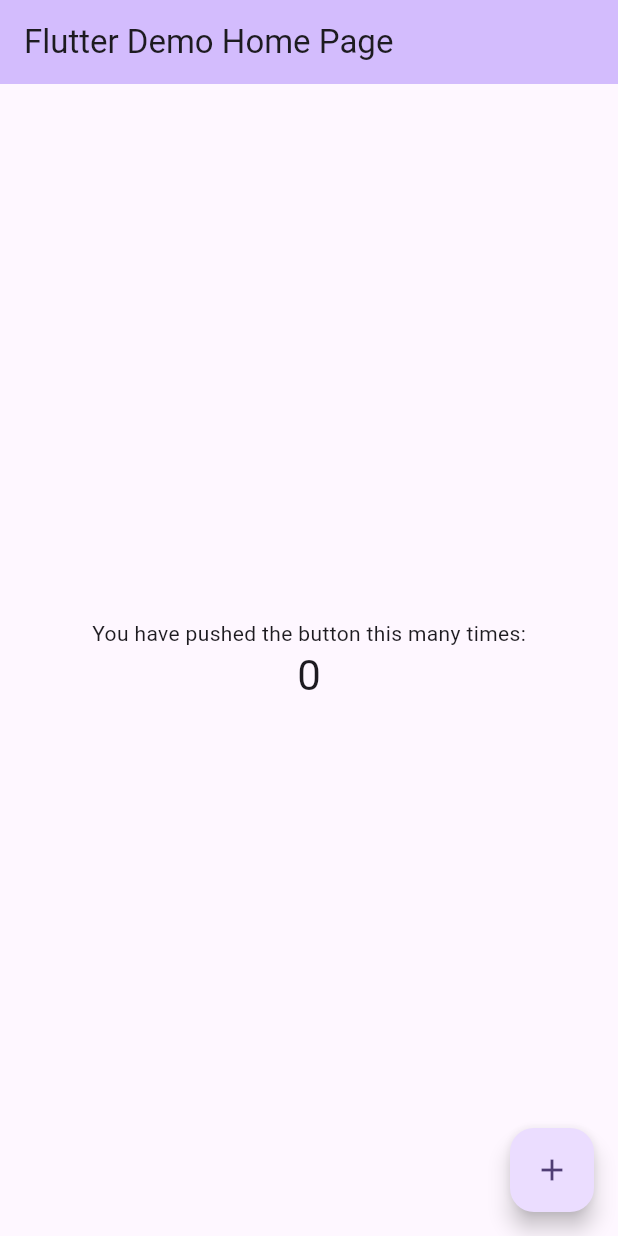
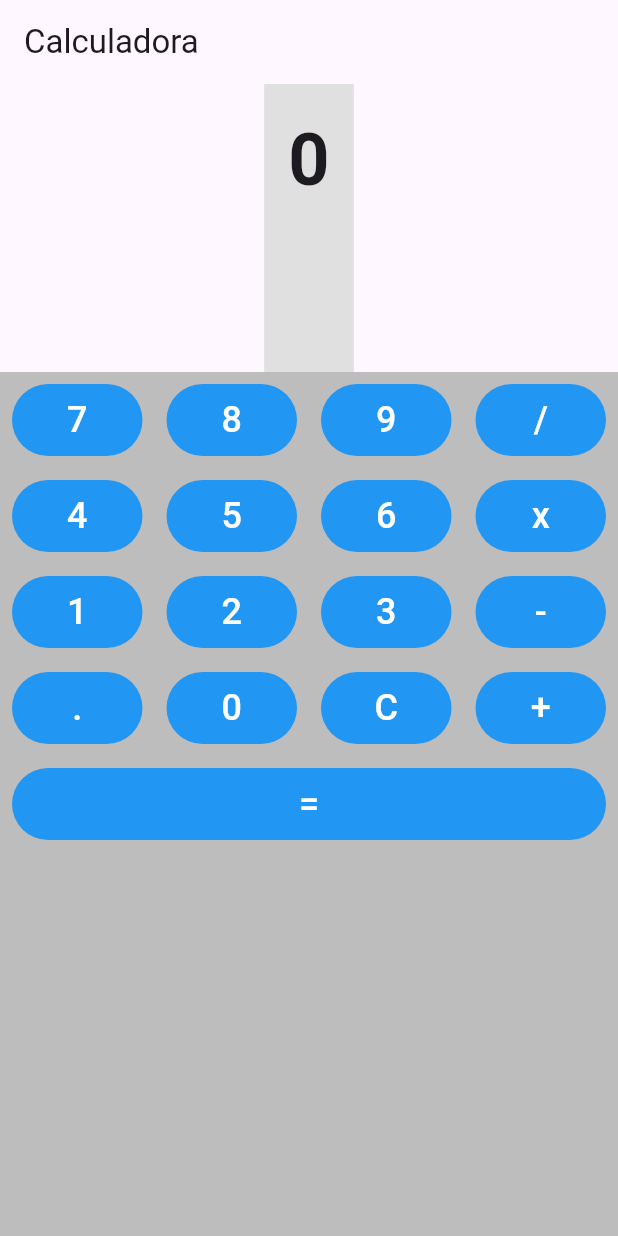
Before and after one commit to DVictorB/multi_sem06, a Flutter app: the screen it shows after launch, on a phone screen of 412 x 824 dp. Run offline on Flutter 3.47's test engine with Material 3 defaults, Android fonts, the light colour scheme and no system bars.

Commit message:
second commit

```diff
--- a/lib/main.dart
+++ b/lib/main.dart
@@ -1,125 +1,136 @@
 import 'package:flutter/material.dart';
 
 void main() {
-  runApp(const MyApp());
+  runApp(MyApp());
 }
 
 class MyApp extends StatelessWidget {
-  const MyApp({super.key});
-
-  // This widget is the root of your application.
   @override
   Widget build(BuildContext context) {
     return MaterialApp(
-      title: 'Flutter Demo',
+      title: 'Calculadora',
       theme: ThemeData(
-        // This is the theme of your application.
-        //
-        // TRY THIS: Try running your application with "flutter run". You'll see
-        // the application has a purple toolbar. Then, without quitting the app,
-        // try changing the seedColor in the colorScheme below to Colors.green
-        // and then invoke "hot reload" (save your changes or press the "hot
-        // reload" button in a Flutter-supported IDE, or press "r" if you used
-        // the command line to start the app).
-        //
-        // Notice that the counter didn't reset back to zero; the application
-        // state is not lost during the reload. To reset the state, use hot
-        // restart instead.
-        //
-        // This works for code too, not just values: Most code changes can be
-        // tested with just a hot reload.
-        colorScheme: ColorScheme.fromSeed(seedColor: Colors.deepPurple),
-        useMaterial3: true,
+        primarySwatch: Colors.blue,
       ),
-      home: const MyHomePage(title: 'Flutter Demo Home Page'),
+      home: Calculadora(),
     );
   }
 }
 
-class MyHomePage extends StatefulWidget {
-  const MyHomePage({super.key, required this.title});
-
-  // This widget is the home page of your application. It is stateful, meaning
-  // that it has a State object (defined below) that contains fields that affect
-  // how it looks.
-
-  // This class is the configuration for the state. It holds the values (in this
-  // case the title) provided by the parent (in this case the App widget) and
-  // used by the build method of the State. Fields in a Widget subclass are
-  // always marked "final".
-
-  final String title;
-
+class Calculadora extends StatefulWidget {
   @override
-  State<MyHomePage> createState() => _MyHomePageState();
+  _CalculadoraState createState() => _CalculadoraState();
 }
 
-class _MyHomePageState extends State<MyHomePage> {
-  int _counter = 0;
+class _CalculadoraState extends State<Calculadora> {
+  @override
+  Widget build(BuildContext context) {
+    return Scaffold(
+      appBar: AppBar(
+        title: Text('Calculadora'),
+      ),
+      body: Column(
+        children: <Widget>[
+          Expanded(
+            child: Container(
+              padding: EdgeInsets.all(16.0),
+              color: Colors.grey[300],
+              child: Text(
+                '0',
+                style: TextStyle(
+                  fontSize: 48.0,
+                  fontWeight: FontWeight.bold,
+                ),
+              ),
+            ),
+          ),
+          Expanded(
+            flex: 3,
+            child: Container(
+              color: Colors.grey[400],
+              child: Column(
+                children: <Widget>[
+                  Row(
+                    mainAxisAlignment: MainAxisAlignment.spaceEvenly,
+                    children: <Widget>[
+                      CalcButton(text: '7', onPressed: () {}),
+                      CalcButton(text: '8', onPressed: () {}),
+                      CalcButton(text: '9', onPressed: () {}),
+                      CalcButton(text: '/', onPressed: () {}),
+                    ],
+                  ),
+                  Row(
+                    mainAxisAlignment: MainAxisAlignment.spaceEvenly,
+                    children: <Widget>[
+                      CalcButton(text: '4', onPressed: () {}),
+                      CalcButton(text: '5', onPressed: () {}),
+                      CalcButton(text: '6', onPressed: () {}),
+                      CalcButton(text: 'x', onPressed: () {}),
+                    ],
+                  ),
+                  Row(
+                    mainAxisAlignment: MainAxisAlignment.spaceEvenly,
+                    children: <Widget>[
+                      CalcButton(text: '1', onPressed: () {}),
+                      CalcButton(text: '2', onPressed: () {}),
+                      CalcButton(text: '3', onPressed: () {}),
+                      CalcButton(text: '-', onPressed: () {}),
+                    ],
+                  ),
+                  Row(
+                    mainAxisAlignment: MainAxisAlignment.spaceEvenly,
+                    children: <Widget>[
+                      CalcButton(text: '.', onPressed: () {}),
+                      CalcButton(text: '0', onPressed: () {}),
+                      CalcButton(text: 'C', onPressed: () {}),
+                      CalcButton(text: '+', onPressed: () {}),
+                    ],
+                  ),
+                  Row(
+                    mainAxisAlignment: MainAxisAlignment.spaceEvenly,
+                    children: <Widget>[
+                      CalcButton(text: '=', onPressed: () {}),
+                    ],
+                  ),
+                ],
+              ),
+            ),
+          ),
+        ],
+      ),
+    );
+  }
+}
 
-  void _incrementCounter() {
-    setState(() {
-      // This call to setState tells the Flutter framework that something has
-      // changed in this State, which causes it to rerun the build method below
-      // so that the display can reflect the updated values. If we changed
-      // _counter without calling setState(), then the build method would not be
-      // called again, and so nothing would appear to happen.
-      _counter++;
-    });
-  }
+class CalcButton extends StatelessWidget {
+  final String text;
+  final VoidCallback onPressed;
+
+  const CalcButton({
+    required this.text,
+    required this.onPressed,
+  });
 
   @override
   Widget build(BuildContext context) {
-    // This method is rerun every time setState is called, for instance as done
-    // by the _incrementCounter method above.
-    //
-    // The Flutter framework has been optimized to make rerunning build methods
-    // fast, so that you can just rebuild anything that needs updating rather
-    // than having to individually change instances of widgets.
-    return Scaffold(
-      appBar: AppBar(
-        // TRY THIS: Try changing the color here to a specific color (to
-        // Colors.amber, perhaps?) and trigger a hot reload to see the AppBar
-        // change color while the other colors stay the same.
-        backgroundColor: Theme.of(context).colorScheme.inversePrimary,
-        // Here we take the value from the MyHomePage object that was created by
-        // the App.build method, and use it to set our appbar title.
-        title: Text(widget.title),
-      ),
-      body: Center(
-        // Center is a layout widget. It takes a single child and positions it
-        // in the middle of the parent.
-        child: Column(
-          // Column is also a layout widget. It takes a list of children and
-          // arranges them vertically. By default, it sizes itself to fit its
-          // children horizontally, and tries to be as tall as its parent.
-          //
-          // Column has various properties to control how it sizes itself and
-          // how it positions its children. Here we use mainAxisAlignment to
-          // center the children vertically; the main axis here is the vertical
-          // axis because Columns are vertical (the cross axis would be
-          // horizontal).
-          //
-          // TRY THIS: Invoke "debug painting" (choose the "Toggle Debug Paint"
-          // action in the IDE, or press "p" in the console), to see the
-          // wireframe for each widget.
-          mainAxisAlignment: MainAxisAlignment.center,
-          children: <Widget>[
-            const Text(
-              'You have pushed the button this many times:',
+    return Expanded(
+      child: Container(
+        margin: EdgeInsets.all(8.0),
+        decoration: BoxDecoration(
+          borderRadius: BorderRadius.circular(50.0),
+          color: Colors.blue,
+        ),
+        child: MaterialButton(
+          onPressed: onPressed,
+          child: Text(
+            text,
+            style: TextStyle(
+              color: Colors.white,
+              fontSize: 24.0,
             ),
-            Text(
-              '$_counter',
-              style: Theme.of(context).textTheme.headlineMedium,
-            ),
-          ],
+          ),
         ),
       ),
-      floatingActionButton: FloatingActionButton(
-        onPressed: _incrementCounter,
-        tooltip: 'Increment',
-        child: const Icon(Icons.add),
-      ), // This trailing comma makes auto-formatting nicer for build methods.
     );
   }
 }
```
